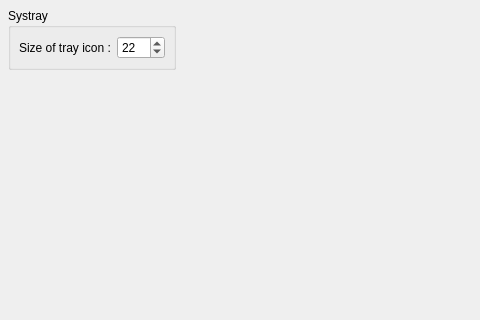
Fruneau/qRezix, file modules/tray/rzxtraypropui.ui: the form before one commit; both pictures show x 0 to 480 and y 0 to 320 of the 730 by 470 pixel window.
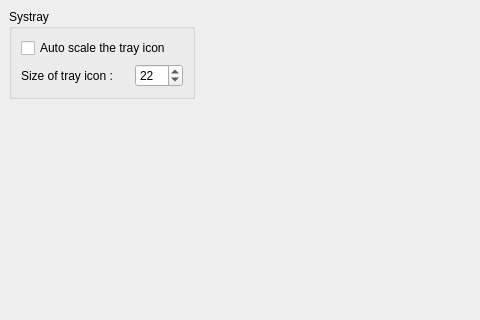
The form after the commit.

Commit message: Normalement permet de scaler automatiquement la taille de la trayicon Ã  la taille de la fenÃªtre qui la contient...

```diff
--- a/modules/tray/rzxtraypropui.ui
+++ b/modules/tray/rzxtraypropui.ui
@@ -17,7 +17,7 @@
   </property>
   <layout class="QGridLayout" >
    <property name="margin" >
-    <number>8</number>
+    <number>9</number>
    </property>
    <property name="spacing" >
     <number>6</number>
@@ -29,8 +29,8 @@
      </property>
      <property name="sizeHint" >
       <size>
-       <width>20</width>
-       <height>251</height>
+       <width>186</width>
+       <height>331</height>
       </size>
      </property>
     </spacer>
@@ -45,20 +45,22 @@
      </property>
      <layout class="QGridLayout" >
       <property name="margin" >
-       <number>8</number>
+       <number>9</number>
       </property>
       <property name="spacing" >
        <number>6</number>
       </property>
-      <item row="0" column="0" >
-       <layout class="QHBoxLayout" >
-        <property name="margin" >
-         <number>0</number>
+      <item row="0" column="0" colspan="2" >
+       <widget class="QCheckBox" name="cbAutoScale" >
+        <property name="whatsThis" >
+         <string>&lt;h3>Auto-scale&lt;/h3>&lt;p>If enabled, qRezix will try to automaticly adjust the trayicon size to fit its container&lt;/p></string>
         </property>
-        <property name="spacing" >
-         <number>6</number>
+        <property name="text" >
+         <string>Auto scale the tray icon</string>
         </property>
-        <item>
+       </widget>
+      </item>
+      <item row="1" column="0" >
          <widget class="QLabel" name="lblTraySize" >
           <property name="text" >
            <string>Size of tray icon :</string>
@@ -68,7 +70,7 @@
           </property>
          </widget>
         </item>
-        <item>
+      <item row="1" column="1" >
          <widget class="QSpinBox" name="sbTraySize" >
           <property name="sizePolicy" >
            <sizepolicy>
@@ -105,8 +107,6 @@
          </widget>
         </item>
        </layout>
-      </item>
-     </layout>
     </widget>
    </item>
    <item row="0" column="1" >
@@ -116,8 +116,8 @@
      </property>
      <property name="sizeHint" >
       <size>
-       <width>351</width>
-       <height>20</height>
+       <width>421</width>
+       <height>66</height>
       </size>
      </property>
     </spacer>
```
Left out of the diff: 39 changed lines with no effect on the pictures. Lines whose indentation alone changed are shown as unchanged. The commit also changes 2 other files.
